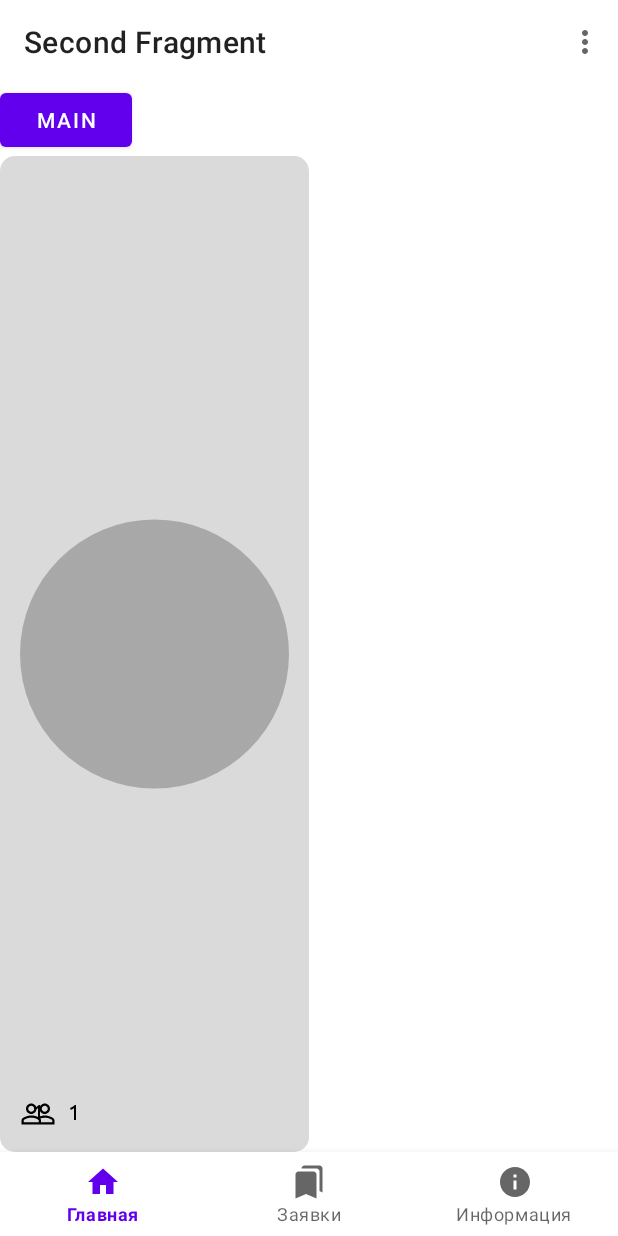
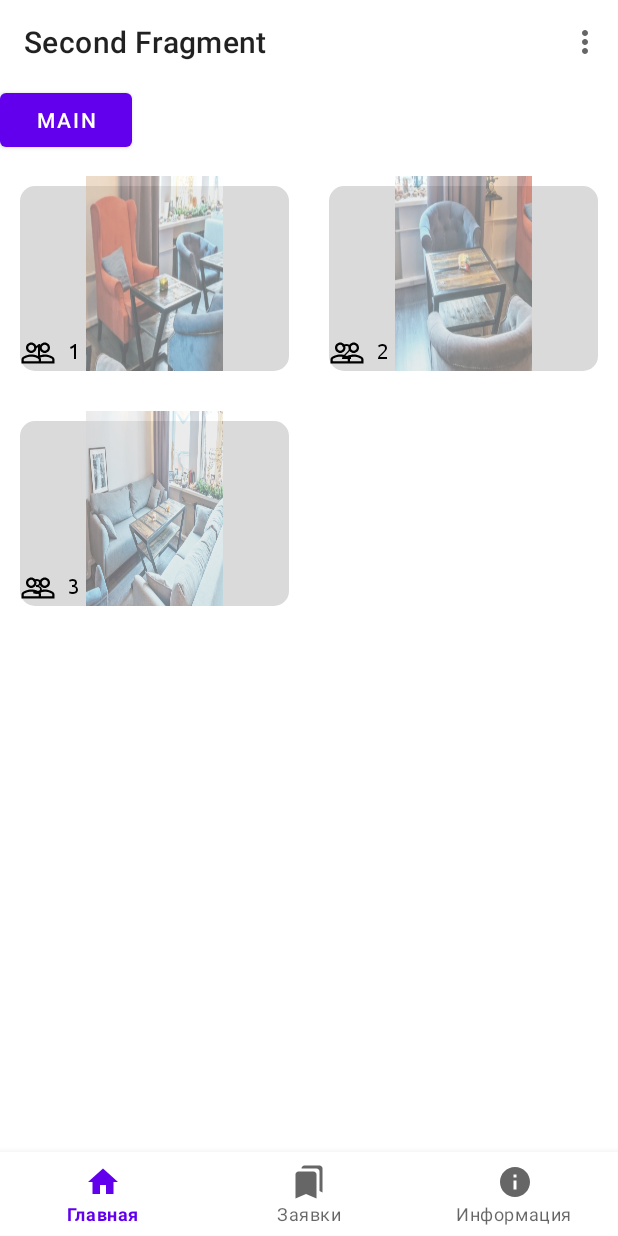
Before and after one commit to alf3ratz/nasvazi, an Android app: the BookingFragment screen opened through its navigation route, on a phone screen of 412 x 824 dp. Run offline under Robolectric (Android 15) with nearby library versions, the phone set to English and light mode, and no system bars; our stand-ins replace Firebase (no records; nobody signed in at launch, a user with empty details on screens opened directly), data binding, navigation-ui, sdp/ssp sizes; plain views replace RoundedImageView.

Commit message:
[nasvazi-0004] Continue booking list realisation

```diff
--- a/app/src/main/java/com/ru/alferatz/adapter/BookingAdapter.kt
+++ b/app/src/main/java/com/ru/alferatz/adapter/BookingAdapter.kt
@@ -1,9 +1,12 @@
 package com.ru.alferatz.adapter
 
+import android.content.Context
+import android.text.method.TextKeyListener.clear
 import android.view.LayoutInflater
 import android.view.ViewGroup
 import android.widget.ImageView
 import android.widget.TextView
+import androidx.core.content.ContextCompat
 import androidx.databinding.DataBindingUtil
 import androidx.recyclerview.widget.RecyclerView
 import com.ru.alferatz.R
@@ -11,21 +14,22 @@ import com.ru.alferatz.databinding.BookingContainerBinding
 import com.ru.alferatz.listener.BookingListener
 import com.ru.alferatz.model.entity.BookingEntity
 
-class BookingAdapter(bookings_: List<BookingEntity>, bookingListener_: BookingListener) :
+class BookingAdapter(bookings_: List<BookingEntity>, bookingListener_: BookingListener, context_: Context) :
     RecyclerView.Adapter<BookingAdapter.BookingViewHolder>() {
 
     private var bookings: List<BookingEntity> = bookings_
     private var layoutInflater: LayoutInflater? = null
     var bookingListener: BookingListener = bookingListener_
+    var context: Context = context_
     private val listOfTableImages = listOf(
-        R.drawable.ic_table_1,
-        R.drawable.ic_table_2,
-        R.drawable.ic_table_3,
-        R.drawable.ic_table_4,
-        R.drawable.ic_table_5,
-        R.drawable.ic_table_7,
-        R.drawable.ic_table_8,
-        R.drawable.ic_table_9
+        R.drawable.table_1,
+        R.drawable.table_2,
+        R.drawable.table_3,
+        R.drawable.table_4,
+        R.drawable.table_5,
+        R.drawable.table_7,
+        R.drawable.table_8,
+        R.drawable.table_9
     )
     inner class BookingViewHolder(itemLayoutBinding: BookingContainerBinding) :
         RecyclerView.ViewHolder(itemLayoutBinding.root) {
@@ -59,7 +63,9 @@ class BookingAdapter(bookings_: List<BookingEntity>, bookingListener_: BookingLi
     override fun onBindViewHolder(holder: BookingViewHolder, position: Int) {
         holder.bindBooking(bookings[position])
         holder .itemView.findViewById<ImageView>(R.id.table_image)
-            .setImageResource(listOfTableImages[position % listOfTableImages.size])
+            .background= ContextCompat.getDrawable(context, listOfTableImages[position % listOfTableImages.size])
+            //setImageResource(listOfTableImages[position % listOfTableImages.size])
+
         holder.itemView.findViewById<TextView>(R.id.table_number)
             .text= bookings[position].tableId.toString()
         holder.itemView.findViewById<TextView>(R.id.table_people_count)
--- a/app/src/main/java/com/ru/alferatz/ui/fragment/booking/BookingFragment.kt
+++ b/app/src/main/java/com/ru/alferatz/ui/fragment/booking/BookingFragment.kt
@@ -26,6 +26,7 @@ class BookingFragment : Fragment(), BookingListener {
     // This property is only valid between onCreateView and
     // onDestroyView.
     private val binding get() = _binding!!
+
     companion object {
         const val BOOKING_KEY = "showBookingPage"
     }
@@ -34,14 +35,24 @@ class BookingFragment : Fragment(), BookingListener {
         inflater: LayoutInflater, container: ViewGroup?,
         savedInstanceState: Bundle?
     ): View? {
-        var booking = BookingEntity()
-        booking.id=1L
-        booking.tableId=1L
-        booking.participants=3L
+        var booking1 = BookingEntity()
+        booking1.id = 1L
+        booking1.tableId = 1L
+        booking1.participants = 3L
 
-        bookingEntityList = arrayListOf(booking)
+        var booking2 = BookingEntity()
+        booking2.id = 2L
+        booking2.tableId = 2L
+        booking2.participants = 4L
+
+        var booking3 = BookingEntity()
+        booking3.id = 3L
+        booking3.tableId = 3L
+        booking3.participants = 5L
+
+        bookingEntityList = arrayListOf(booking1, booking2, booking3)
         _binding = FragmentBookingBinding.inflate(inflater, container, false)
-        bookingAdapter = BookingAdapter(bookingEntityList, this)
+        bookingAdapter = BookingAdapter(bookingEntityList, this, requireContext())
         _binding!!.weatherRecyclerView.run {
             setHasFixedSize(true)
             adapter = bookingAdapter
@@ -65,7 +76,10 @@ class BookingFragment : Fragment(), BookingListener {
     override fun onEventClicked(booking: BookingEntity) {
         binding.weatherRecyclerView.setOnClickListener {
             val bundle = bundleOf(BOOKING_KEY to "check")
-            findNavController().navigate(R.id.action_bookingFragment_to_currentBookingFragment2, bundle)
+            findNavController().navigate(
+                R.id.action_bookingFragment_to_currentBookingFragment2,
+                bundle
+            )
         }
 //        binding.weatherRecyclerView.findNavController().navigate(R.id.action_bookingFragment_to_currentBookingFragment2, bund)
 //        holder.item.setOnClickListener {
--- a/app/src/main/res/layout/booking_container.xml
+++ b/app/src/main/res/layout/booking_container.xml
@@ -16,17 +16,35 @@
     <androidx.constraintlayout.widget.ConstraintLayout
         android:id="@+id/container"
         android:layout_width="match_parent"
-        android:layout_height="match_parent"
-        android:background="@drawable/container_background"
+        android:layout_height="wrap_content"
         android:padding="@dimen/_10sdp"
         android:paddingTop="@dimen/_18sdp">
 
+        <View
+            android:id="@+id/viewSupporter"
+            android:layout_width="match_parent"
+            android:layout_height="@dimen/_5sdp"
+            app:layout_constraintTop_toTopOf="parent" />
+
+        <View
+            android:id="@+id/viewBackground"
+            android:layout_width="match_parent"
+            android:layout_height="0dp"
+            android:background="@drawable/container_background"
+            android:paddingBottom="@dimen/_20sdp"
+            app:layout_constraintBottom_toBottomOf="@id/capacity_icon"
+            app:layout_constraintTop_toBottomOf="@id/viewSupporter" />
+
         <com.makeramen.roundedimageview.RoundedImageView
             android:id="@+id/table_image"
-            android:layout_width="match_parent"
-            android:layout_height="match_parent"
+            android:layout_width="@dimen/_70sdp"
+            android:layout_height="@dimen/_100sdp"
             android:alpha="0.5"
-            android:scaleType="fitCenter" />
+            android:scaleType="centerCrop"
+            app:layout_constraintTop_toTopOf="parent"
+            app:layout_constraintEnd_toEndOf="parent"
+            app:layout_constraintStart_toStartOf="parent"
+            app:layout_constraintBottom_toBottomOf="parent"/>
 
         <TextView
             android:id="@+id/booking_status"
```
Also changed, not shown: app/src/main/res/drawable/table_1.jpg (added), app/src/main/res/drawable/table_1_2.jpg (added), app/src/main/res/drawable/table_2.jpg (added), app/src/main/res/drawable/table_3.jpg (added), app/src/main/res/drawable/table_4.jpg (added), app/src/main/res/drawable/table_5.jpg (added), app/src/main/res/drawable/table_6.jpg (added), app/src/main/res/drawable/table_7.jpg (added), app/src/main/res/drawable/table_8.jpg (added), app/src/main/res/drawable/table_9.jpg (added). Lines whose indentation alone changed are shown as unchanged.
